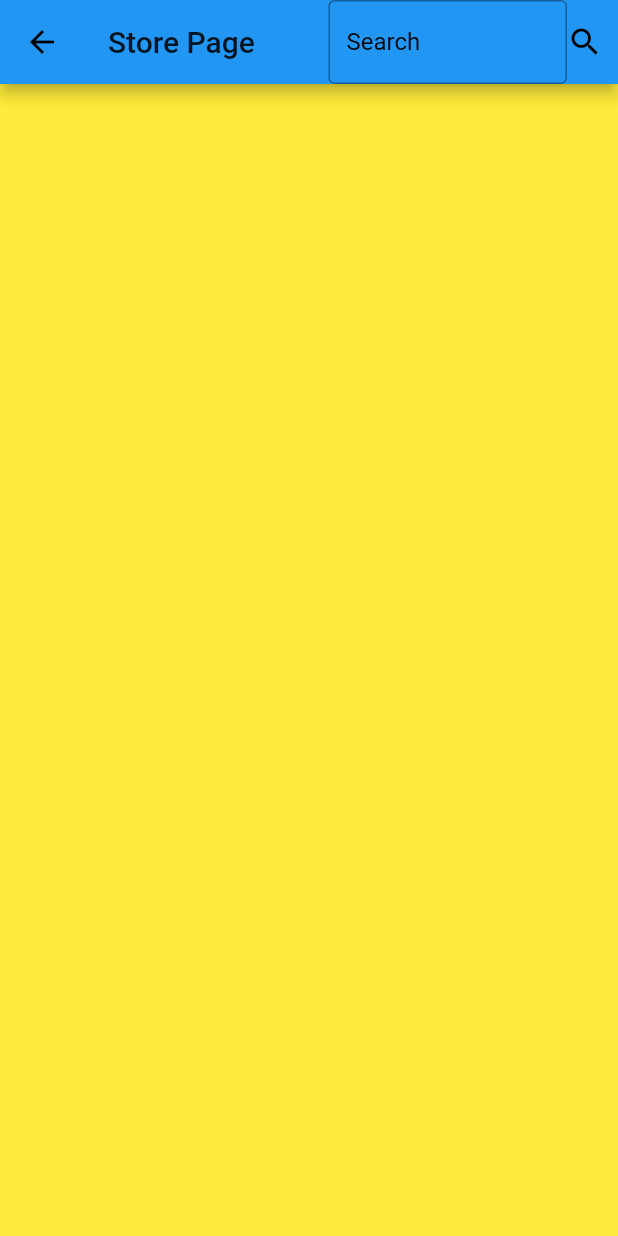
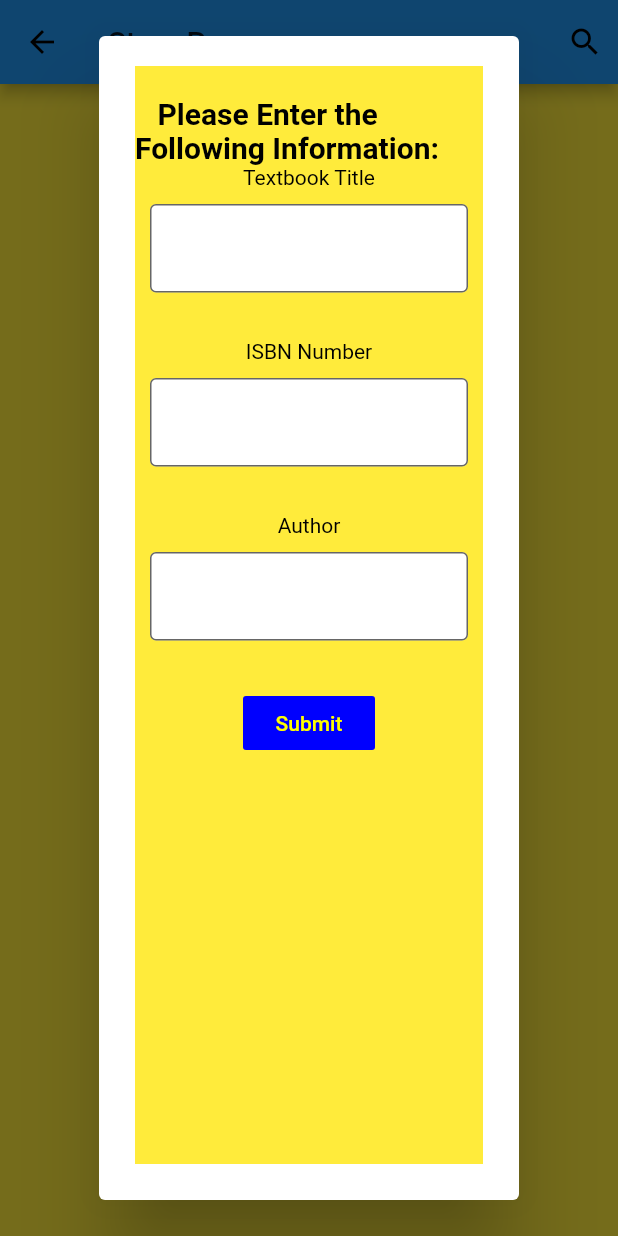
Before and after one commit to dtleight/HofSwap, a Flutter app: the StorePage screen opened directly, after a tap on the "search" icon, on a phone screen of 412 x 824 dp. Run offline on Flutter 3.47's test engine with Material 2 defaults, Android fonts, the phone set to English and light mode, and no system bars; our stand-ins replace cached_network_image, cloud_firestore, firebase_auth, firebase_core, fluttertoast; missing offline and left inert: mailer; accounts and stored records are empty.

Commit message:
Added Search Bar

```diff
--- a/lib/Pages/FocusedStoreView.dart
+++ b/lib/Pages/FocusedStoreView.dart
@@ -20,6 +20,8 @@ class FocusedStoreView extends StatelessWidget
   @override
   Widget build(BuildContext context)
   {
+    int len;
+    tb.sale_log ==null?len=0:len=tb.sale_log.values.length;
     return Scaffold
       (
       backgroundColor: Colors.yellow,
@@ -118,7 +120,7 @@ class FocusedStoreView extends StatelessWidget
               Text("Purchase Options",style: TextStyle(fontWeight: FontWeight.bold, color: Colors.black, fontSize: 20),),
               Flexible(flex: 2,
                 child: ListView.builder(
-                    itemCount: tb.sale_log.values.length,
+                    itemCount: len,
                     itemBuilder: (BuildContext context, int i)
                     {
                       return buildSaleableTextbook(tb.sale_log.values.toList()[i], tb.sale_log.keys.toList()[i]);
--- a/lib/Pages/StorePage.dart
+++ b/lib/Pages/StorePage.dart
@@ -1,6 +1,7 @@
 import 'package:flutter/cupertino.dart';
 import 'package:flutter/material.dart';
 import 'package:hofswap/Pages/FocusedStoreView.dart';
+import 'package:hofswap/Popouts/SearchPopout.dart';
 import 'package:hofswap/Singeltons/DatabaseRouting.dart';
 import 'package:hofswap/Utilities/TextbookAPILoader.dart';
 import 'package:hofswap/Utilities/TextbookBuilder.dart';
@@ -72,6 +73,8 @@ class _StorePageState extends State<StorePage> {
               child: GestureDetector(
                 child: Icon(Icons.search),
                 onTap: () async {
+                  showDialog(context: context, builder: (context){return SearchPopout();});
+                  /**
                   updateSearch();
                   if (!isSearchEnabled) {
                     Textbook t = await searchQuery(myController.text);
@@ -95,6 +98,7 @@ class _StorePageState extends State<StorePage> {
                           );
                         });
                   }
+                  **/
                 },
               ))
         ],
--- /dev/null
+++ b/lib/Popouts/SearchPopout.dart
@@ -0,0 +1,122 @@
+import 'package:flutter/cupertino.dart';
+import 'package:flutter/material.dart';
+import 'package:hofswap/Objects/Textbook.dart';
+import 'package:hofswap/Pages/FocusedStoreView.dart';
+import 'package:hofswap/Utilities/TextbookBuilder.dart';
+
+class SearchPopout extends StatefulWidget
+{
+  @override
+  State<StatefulWidget> createState()
+  {
+    return _SearchPopoutState();
+  }
+
+}
+class _SearchPopoutState extends State<SearchPopout>
+{
+
+  List<TextEditingController> textControllers = new List<TextEditingController>();
+  final _formKey = GlobalKey<FormState>();
+  Widget widgy;
+  _SearchPopoutState(){ textControllers.addAll([new TextEditingController(),new TextEditingController(),new TextEditingController()]);
+  widgy = buildForm();}
+  @override
+  void dispose() {
+    // Clean up the controller when the widget is disposed.
+    for(TextEditingController t in textControllers)
+    {
+      t.dispose();
+    }
+    super.dispose();
+  }
+
+  @override
+  Widget build(BuildContext context)
+  {
+      return AlertDialog(
+        content: Scaffold(
+            backgroundColor: Colors.yellow,
+            body: AnimatedSwitcher(
+              child: widgy,
+            duration: Duration(seconds: 1),),
+        ),);
+  }
+
+  Widget buildForm()
+  {
+    return SingleChildScrollView(
+
+      child: Column
+        (
+        mainAxisSize: MainAxisSize.max,
+        children:
+        [
+          Form
+            (
+            key: _formKey,
+            child: Column
+              (
+              children:
+              [
+                SizedBox(height: 20,),
+                Text('   Please Enter the Following Information:', style: TextStyle(color: Colors.black, fontSize: 20, fontWeight: FontWeight.bold),
+                ),
+                ...addField(0, "Textbook Title",(value){if(value =="" && textControllers[1].text == "" &&  textControllers[2].text == ""){return "One field needs a value";}return null;}),
+                ...addField(1, "ISBN Number",(value){if(value =="" && textControllers[0].text == "" &&  textControllers[2].text == ""){return "One field needs a value";}return null;}),
+                ...addField(2, "Author",(value){if(value =="" && textControllers[0].text == "" &&  textControllers[1].text == ""){return "One field needs a value";}return null;}),
+
+                Align(
+                  //alignment: Alignment.bottomCenter,
+
+                  child: FlatButton
+                    (
+                    color: Color.fromARGB(255, 0, 0, 254),
+                    child: Text(
+                        "Submit",
+                        style: TextStyle(color: Colors.yellowAccent)
+                    ),
+                    onPressed: ()
+                    {
+                      setState(() {
+                        if(_formKey.currentState.validate())
+
+                          widgy = constructSuggestions(textControllers[1].text,textControllers[0].text,textControllers[2].text);
+                      });
+                    },),),
+              ],
+            ),
+          ),
+        ],
+      ),
+    );
+  }
+
+  Widget constructSuggestions(String isbn,String title, String author)
+  {
+    return FutureBuilder(future: TextbookBuilder().queryTextbook(isbn, title, author),
+      builder: (BuildContext context, AsyncSnapshot<List<Textbook>> snapshot) {
+        if (snapshot.hasData) {
+          return ListView.builder(itemCount: snapshot.data.length,
+              itemBuilder: (context, index) {
+                return TextbookBuilder().buildTextbookCell(
+                    snapshot.data[index], () {
+                  Navigator.push(context, new MaterialPageRoute(
+                      builder: (ctxt) => new FocusedStoreView(
+                          snapshot.data[index])));
+                });
+              });
+        }
+        return Scaffold();
+      }
+      );
+  }
+  List<Widget> addField(int index,String text, [Function validation])
+  {
+    return
+      [
+        Text(text),
+        Padding(padding: EdgeInsets.all(10),child: Container(height: 80.0, width: 250,child: TextFormField(decoration: new InputDecoration(labelText: "",labelStyle: TextStyle(color: Colors.black,),fillColor: Colors.white, filled: true, focusedBorder: OutlineInputBorder(borderSide: BorderSide(color: Colors.black,width: 1.0)),border: OutlineInputBorder(borderSide: BorderSide(color: Colors.black,width: 1.0))), controller: textControllers[index], validator: validation),),)
+      ];
+  }
+}
```
